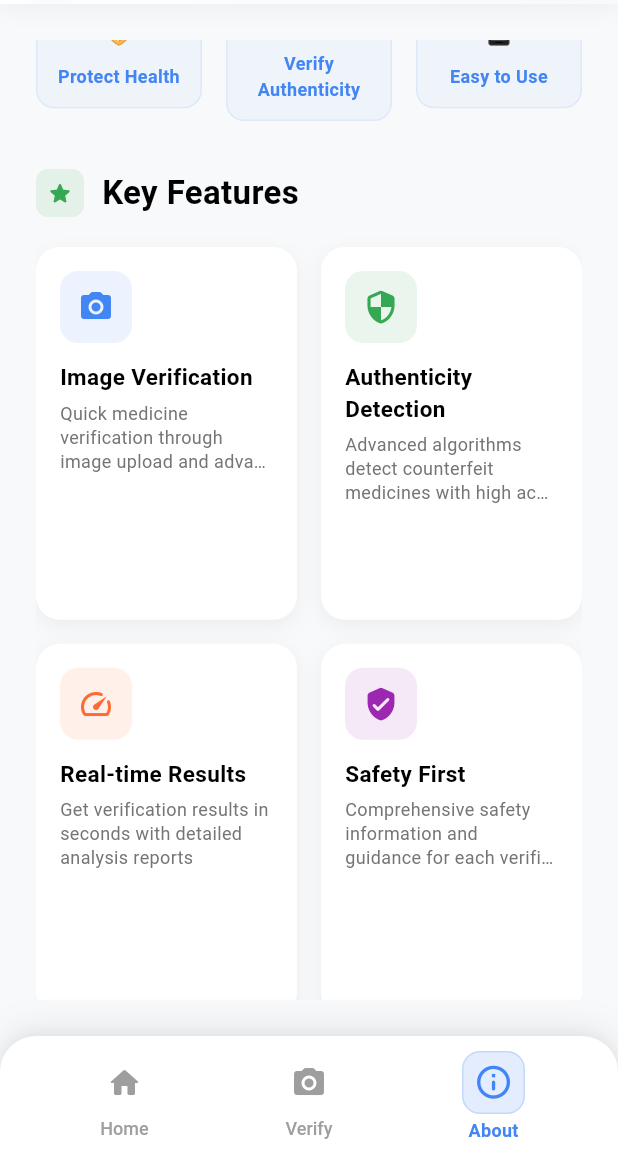
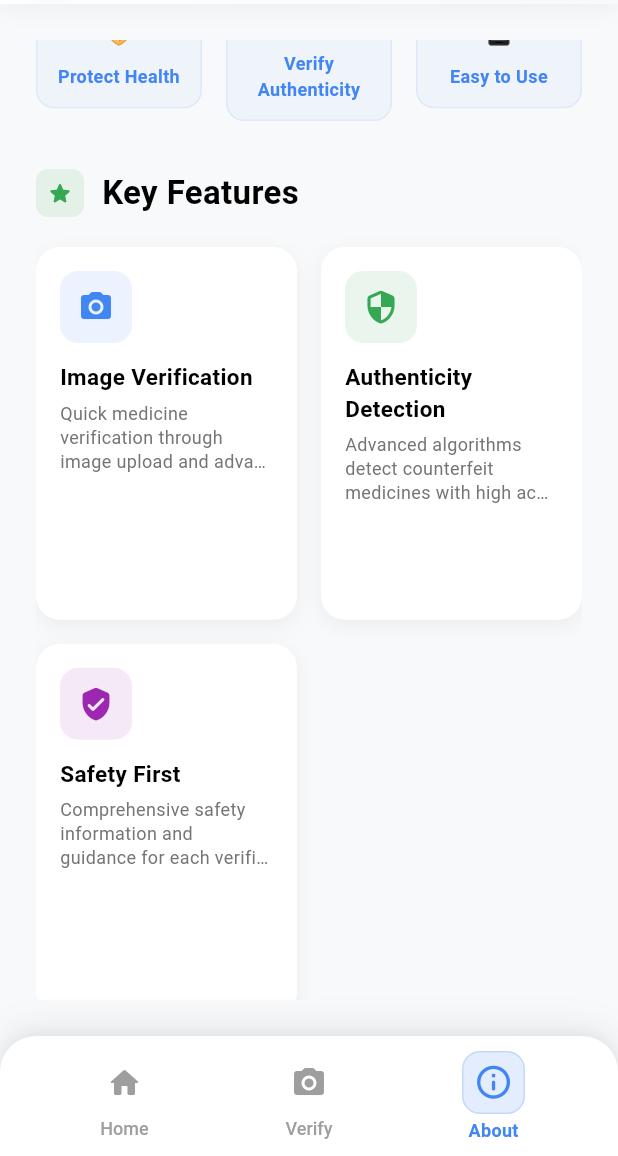
Before and after one commit to kurtmaurilumapak/SafeMed, a Flutter app: the AboutScreen screen opened by its route, scrolled down 576 dp, on a phone screen of 412 x 824 dp, the part 80-1236 px from its top. Run offline on Flutter 3.47's test engine with Material 3 defaults, Android fonts, the light colour scheme and no system bars; our stand-ins replace flutter_spinkit, image_picker; missing offline and left inert: pytorch_lite.

Commit message:
fix:ui in about

```diff
--- a/lib/screens/about_screen.dart
+++ b/lib/screens/about_screen.dart
@@ -62,11 +62,6 @@ class _AboutScreenState extends State<AboutScreen>
 
               const SizedBox(height: 32),
 
-              // Statistics Section
-              _buildStatsSection(),
-
-              const SizedBox(height: 32),
-
               // Team Section
               _buildTeamSection(),
 
@@ -74,11 +69,6 @@ class _AboutScreenState extends State<AboutScreen>
 
               // Technology Section
               _buildTechnologySection(),
-
-              const SizedBox(height: 32),
-
-              // Contact Section
-              _buildContactSection(),
 
               const SizedBox(height: 32),
 
@@ -193,14 +183,14 @@ class _AboutScreenState extends State<AboutScreen>
 
   Widget _buildMissionSection() {
     return _buildSection(
-      title: 'Our Mission',
+      title: 'About Our App',
       icon: Icons.flag_rounded,
       iconColor: const Color(0xFF4285F4),
       child: Column(
         crossAxisAlignment: CrossAxisAlignment.start,
         children: [
           const Text(
-            'We\'re committed to protecting public health by providing reliable verification of medication authenticity, helping users identify counterfeit medicines and ensuring safe pharmaceutical consumption.',
+            'Our app helps you stay safe by checking if your medicines are genuine. With just a quick scan, you can verify your medication’s authenticity and avoid counterfeit products, giving you peace of mind every time you take your medicine.',
             style: TextStyle(fontSize: 16, color: Colors.black87, height: 1.6),
           ),
           const SizedBox(height: 16),
@@ -261,13 +251,6 @@ class _AboutScreenState extends State<AboutScreen>
         'description':
             'Advanced algorithms detect counterfeit medicines with high accuracy',
         'color': const Color(0xFF34A853),
-      },
-      {
-        'icon': Icons.speed_rounded,
-        'title': 'Real-time Results',
-        'description':
-            'Get verification results in seconds with detailed analysis reports',
-        'color': const Color(0xFFFF6B35),
       },
       {
         'icon': Icons.verified_user_rounded,
@@ -352,27 +335,6 @@ class _AboutScreenState extends State<AboutScreen>
             ),
           );
         },
-      ),
-    );
-  }
-
-  Widget _buildStatsSection() {
-    return _buildSection(
-      title: 'Our Impact',
-      icon: Icons.analytics_rounded,
-      iconColor: const Color(0xFFFF6B35),
-      child: Row(
-        children: [
-          _buildStatCard('10K+', 'Medicines\nScanned', const Color(0xFF4285F4)),
-          const SizedBox(width: 16),
-          _buildStatCard('95%', 'Accuracy\nRate', const Color(0xFF34A853)),
-          const SizedBox(width: 16),
-          _buildStatCard(
-            '500+',
-            'Counterfeits\nDetected',
-            const Color(0xFFFF5252),
-          ),
-        ],
       ),
     );
   }
@@ -513,7 +475,7 @@ class _AboutScreenState extends State<AboutScreen>
           _buildTechChip('Dart', const Color(0xFF0175C2)),
           _buildTechChip('Machine Learning', const Color(0xFF4CAF50)),
           _buildTechChip('Computer Vision', const Color(0xFF9C27B0)),
-          _buildTechChip('Firebase', const Color(0xFFFF9800)),
+          _buildTechChip('Roboflow', const Color(0xFFFF9800)),
           _buildTechChip('TensorFlow', const Color(0xFFFF6F00)),
         ],
       ),
@@ -535,41 +497,6 @@ class _AboutScreenState extends State<AboutScreen>
           fontWeight: FontWeight.w600,
           color: color,
         ),
-      ),
-    );
-  }
-
-  Widget _buildContactSection() {
-    return _buildSection(
-      title: 'Get in Touch',
-      icon: Icons.contact_support_rounded,
-      iconColor: const Color(0xFF607D8B),
-      child: Column(
-        children: [
-          _buildContactItem(
-            Icons.email_rounded,
-            'support@medverify.com',
-            'Email us for support',
-            const Color(0xFF4285F4),
-            () => _showContactDialog('Email', 'support@medverify.com'),
-          ),
-          const SizedBox(height: 12),
-          _buildContactItem(
-            Icons.phone_rounded,
-            '+1 (234) 567-890',
-            'Call our helpline',
-            const Color(0xFF34A853),
-            () => _showContactDialog('Phone', '+1 (234) 567-890'),
-          ),
-          const SizedBox(height: 12),
-          _buildContactItem(
-            Icons.web_rounded,
-            'www.safemed.com',
-            'Visit our website',
-            const Color(0xFF9C27B0),
-            () => _showContactDialog('Website', 'www.safemed.com'),
-          ),
-        ],
       ),
     );
   }
```
